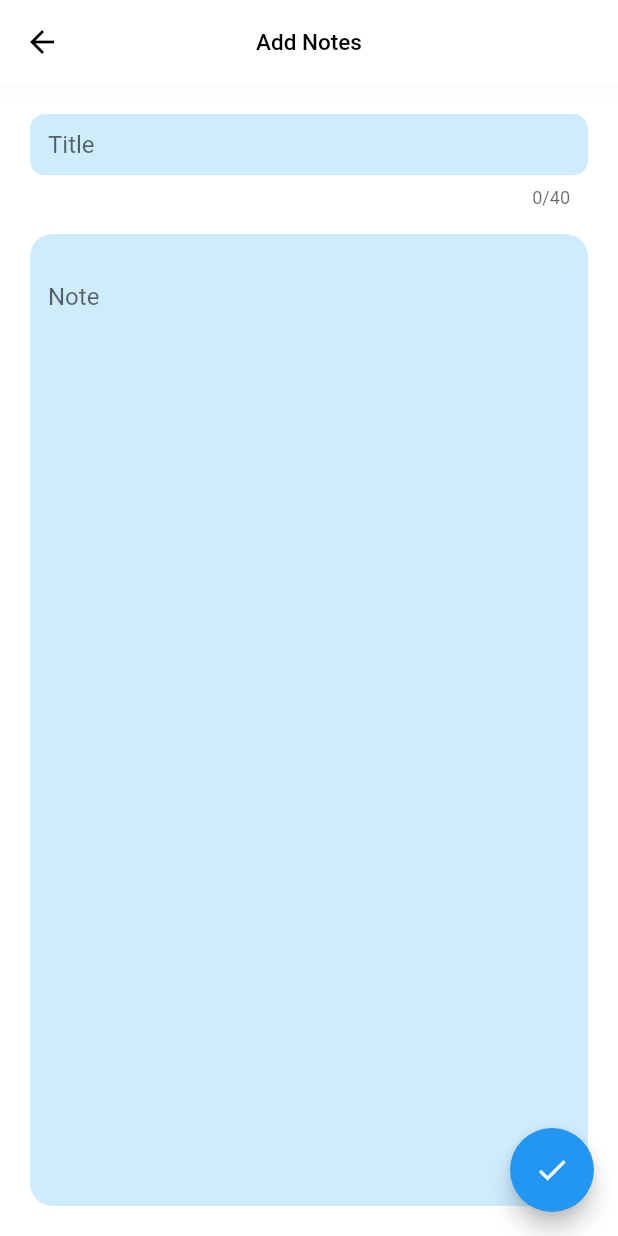
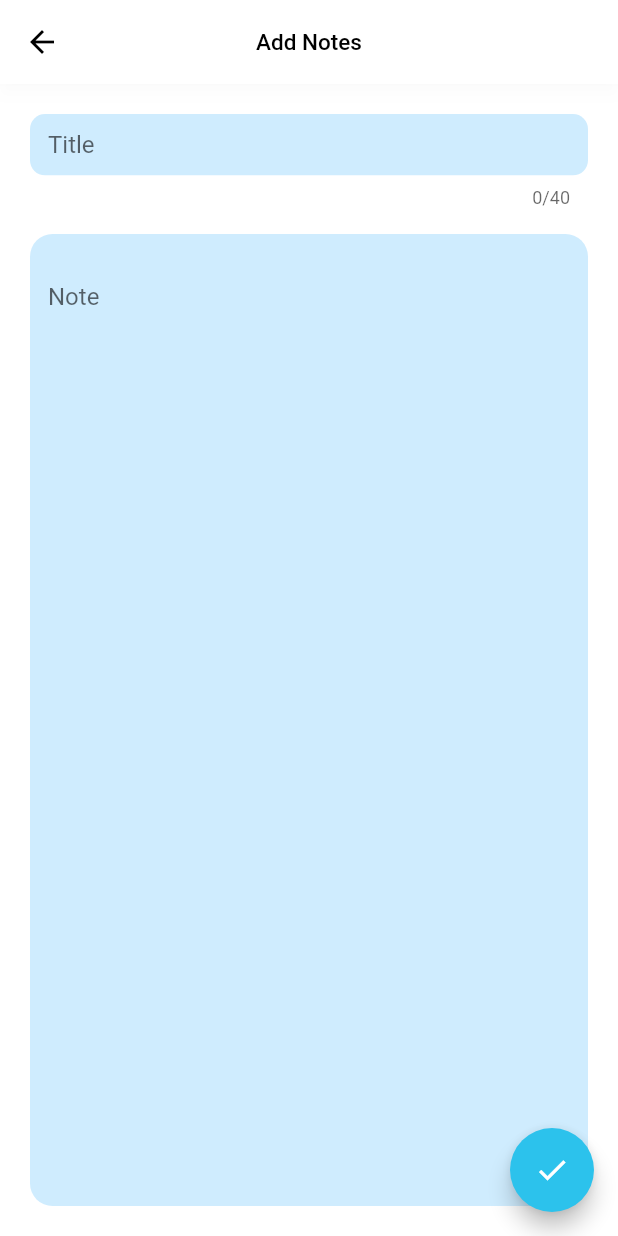
Before and after one commit to kefeh/note_takey, a Flutter app: the screen it shows after launch, after a tap on the "add" icon, on a phone screen of 412 x 824 dp. Run offline on Flutter 3.47's test engine with Material 2 defaults, Android fonts, the phone set to English and light mode, and no system bars.

Commit message:
adding the provider statemanagement and refactoring the code

```diff
--- a/lib/main.dart
+++ b/lib/main.dart
@@ -1,5 +1,8 @@
 import 'package:flutter/material.dart';
 import 'package:note_takey/screens/task_screen.dart';
+import 'package:provider/provider.dart';
+
+import 'models/task_data_change_notifier.dart';
 
 void main() {
   runApp(const MyApp());
@@ -10,8 +13,11 @@ class MyApp extends StatelessWidget {
 
   @override
   Widget build(BuildContext context) {
-    return const MaterialApp(
-      home: TasksScreen(),
+    return ChangeNotifierProvider<TaskData>(
+      create: (BuildContext context) => TaskData(),
+      child: const MaterialApp(
+        home: TasksScreen(),
+      ),
     );
   }
 }
--- /dev/null
+++ b/lib/models/colors_data.dart
@@ -0,0 +1,9 @@
+import 'package:flutter/material.dart';
+
+class ColorsData {
+  static const Color mainColor = Colors.white;
+  static const Color accentColor = Color(0xFFCFECFE);
+  static const Color accentColorSecondary = Color(0xFF2CC2EC);
+  static const Color textColor = Color(0xff0f1212);
+  static const Color searchColor = Color(0xFFF5F6FD);
+}
--- /dev/null
+++ b/lib/models/task_data_change_notifier.dart
@@ -0,0 +1,51 @@
+import 'dart:collection';
+
+import 'package:flutter/foundation.dart';
+import 'package:note_takey/models/task.dart';
+
+class TaskData extends ChangeNotifier {
+  List<Task> _taskItems = [
+    Task(
+      header: "Header",
+      body:
+          "We are definitely going to start from somewhere and it will be a series that will last us a couple of weeks. We will start with what a widget is and explore through other complex concepts and techniques.",
+      createdAt: "20th May",
+    ),
+    Task(
+      header: "Header",
+      body:
+          "State: state defines the condition of a system or entity at a specific time (or under specific conditions).",
+      createdAt: "20th May",
+    ),
+    Task(
+      header: "Header",
+      body: "Yeah that's obvious, you may say but is it?",
+      createdAt: "20th May",
+    ),
+    Task(
+      header: "Header",
+      body:
+          "In life, you may ask a very trivial question as, what's the state of water at room temperature? It's liquid, that's right, but does that mean that water is stateful? Yes sure, due to some external conditions, water is able to change its form or state.",
+      createdAt: "20th May",
+    ),
+    Task(
+      header: "Header",
+      body: "We are definitely going to start.",
+      createdAt: "20th May",
+    ),
+  ];
+
+  set setTaskItems(value) {
+    _taskItems = value;
+    notifyListeners();
+  }
+
+  UnmodifiableListView<Task> get taskItems => UnmodifiableListView(_taskItems);
+
+  get taskItemsCount => _taskItems.length;
+
+  void addTaskItems(Task value) {
+    _taskItems.add(value);
+    notifyListeners();
+  }
+}
--- a/lib/screens/add_task_screen.dart
+++ b/lib/screens/add_task_screen.dart
@@ -1,16 +1,16 @@
 import 'package:flutter/material.dart';
 import 'package:flutter/services.dart';
 import 'package:intl/intl.dart';
+import 'package:note_takey/models/colors_data.dart';
 import 'package:note_takey/models/task.dart';
+import 'package:note_takey/models/task_data_change_notifier.dart';
 import 'package:note_takey/widgets/staggered_card.dart';
+import 'package:provider/provider.dart';
 
 class AddTaskScreen extends StatefulWidget {
   const AddTaskScreen({
     Key? key,
-    required this.addListItems,
   }) : super(key: key);
-
-  final Function addListItems;
 
   @override
   State<AddTaskScreen> createState() => _AddTaskScreenState();
@@ -22,21 +22,14 @@ class _AddTaskScreenState extends State<AddTaskScreen> {
   String date = DateFormat.yMMMEd().format(DateTime.now());
 
   @override
-  void dispose() {
-    super.dispose();
-  }
-
-  @override
   Widget build(BuildContext context) {
-    const Color accentColor = Color(0xFFCFECFE);
-
     return SafeArea(
       child: Scaffold(
         appBar: AppBar(
           title: const Header(
             text: "Add Notes",
           ),
-          backgroundColor: Colors.white,
+          backgroundColor: ColorsData.mainColor,
           shadowColor: Colors.white12,
           iconTheme: const IconThemeData(
             color: Colors.black, //change your color here
@@ -45,17 +38,19 @@ class _AddTaskScreenState extends State<AddTaskScreen> {
         ),
         floatingActionButton: FloatingActionButton(
           onPressed: () {
-            widget.addListItems(
+            Provider.of<TaskData>(context, listen: false).addTaskItems(
               Task(
                 header: header,
                 body: body,
                 createdAt: date,
               ),
             );
+            Navigator.pop(context);
           },
           child: const Icon(Icons.check),
+          backgroundColor: ColorsData.accentColorSecondary,
         ),
-        backgroundColor: Colors.white,
+        backgroundColor: ColorsData.mainColor,
         body: Padding(
           padding: const EdgeInsets.all(20),
           child: Column(
@@ -71,7 +66,7 @@ class _AddTaskScreenState extends State<AddTaskScreen> {
                   maxLengthEnforcement:
                       MaxLengthEnforcement.truncateAfterCompositionEnds,
                   decoration: InputDecoration(
-                    fillColor: accentColor,
+                    fillColor: ColorsData.accentColor,
                     filled: true,
                     focusedBorder: OutlineInputBorder(
                       borderSide: BorderSide.none,
@@ -103,7 +98,7 @@ class _AddTaskScreenState extends State<AddTaskScreen> {
                       height: 1.8,
                     ),
                     decoration: InputDecoration(
-                      fillColor: accentColor,
+                      fillColor: ColorsData.accentColor,
                       filled: true,
                       focusedBorder: OutlineInputBorder(
                         borderSide: BorderSide.none,
--- a/lib/screens/task_screen.dart
+++ b/lib/screens/task_screen.dart
@@ -1,76 +1,26 @@
 import 'package:flutter/material.dart';
-import 'package:note_takey/models/task.dart';
+import 'package:note_takey/models/colors_data.dart';
 import 'package:note_takey/screens/add_task_screen.dart';
 import 'package:note_takey/widgets/search_form.dart';
 import 'package:note_takey/widgets/staggered_grid.dart';
 
-class TasksScreen extends StatefulWidget {
+class TasksScreen extends StatelessWidget {
   const TasksScreen({Key? key}) : super(key: key);
 
   @override
-  State<TasksScreen> createState() => _TasksScreenState();
-}
-
-class _TasksScreenState extends State<TasksScreen> {
-  List<Task> taskItems = [
-    Task(
-      header: "Header",
-      body:
-          "We are definitely going to start from somewhere and it will be a series that will last us a couple of weeks. We will start with what a widget is and explore through other complex concepts and techniques.",
-      createdAt: "20th May",
-    ),
-    Task(
-      header: "Header",
-      body:
-          "State: state defines the condition of a system or entity at a specific time (or under specific conditions).",
-      createdAt: "20th May",
-    ),
-    Task(
-      header: "Header",
-      body: "Yeah that's obvious, you may say but is it?",
-      createdAt: "20th May",
-    ),
-    Task(
-      header: "Header",
-      body:
-          "In life, you may ask a very trivial question as, what's the state of water at room temperature? It's liquid, that's right, but does that mean that water is stateful? Yes sure, due to some external conditions, water is able to change its form or state.",
-      createdAt: "20th May",
-    ),
-    Task(
-      header: "Header",
-      body: "We are definitely going to start.",
-      createdAt: "20th May",
-    ),
-  ];
-
-  void modifyListItems(Task taskItem) {
-    setState(() {
-      taskItems.add(taskItem);
-    });
-  }
-
-  @override
   Widget build(BuildContext context) {
-    const Color mainColor = Colors.white;
-    const Color accentColor = Color(0xFFCFECFE);
-    const Color accentColorSecondary = Color(0xFF2CC2EC);
-    const Color textColor = Color(0xff0f1212);
-    const Color searchColor = Color(0xFFF5F6FD);
-
     return Scaffold(
-      backgroundColor: mainColor,
+      backgroundColor: ColorsData.mainColor,
       floatingActionButton: FloatingActionButton(
         onPressed: () => {
           Navigator.push(
             context,
             MaterialPageRoute(
-              builder: (context) => AddTaskScreen(
-                addListItems: modifyListItems,
-              ),
+              builder: (context) => const AddTaskScreen(),
             ),
           )
         },
-        backgroundColor: accentColorSecondary,
+        backgroundColor: ColorsData.accentColorSecondary,
         child: const Icon(Icons.add),
       ),
       body: SafeArea(
@@ -90,19 +40,19 @@ class _TasksScreenState extends State<TasksScreen> {
                           child: Text(
                             "Hey milz,\nGood morning",
                             style: TextStyle(
-                              color: textColor,
+                              color: ColorsData.textColor,
                               fontWeight: FontWeight.w500,
                               fontSize: 20,
                             ),
                           ),
                         ),
                         CircleAvatar(
-                          backgroundColor: accentColor,
+                          backgroundColor: ColorsData.accentColor,
                           radius: 25.0,
                           child: Icon(
                             Icons.person,
                             size: 20.0,
-                            color: accentColorSecondary,
+                            color: ColorsData.accentColorSecondary,
                           ),
                         ),
                       ],
@@ -111,7 +61,7 @@ class _TasksScreenState extends State<TasksScreen> {
                   const SizedBox(
                     height: 20,
                   ),
-                  const SearchForm(searchColor: searchColor),
+                  const SearchForm(),
                   const SizedBox(
                     height: 20,
                   ),
@@ -120,12 +70,9 @@ class _TasksScreenState extends State<TasksScreen> {
               const SizedBox(
                 height: 10,
               ),
-              Expanded(
+              const Expanded(
                 child: SizedBox(
-                  child: StGridView(
-                    accentColor: accentColor,
-                    taskItems: taskItems,
-                  ),
+                  child: StGridView(),
                 ),
               ),
             ],
--- a/lib/widgets/search_form.dart
+++ b/lib/widgets/search_form.dart
@@ -1,12 +1,10 @@
 import 'package:flutter/material.dart';
+import 'package:note_takey/models/colors_data.dart';
 
 class SearchForm extends StatelessWidget {
   const SearchForm({
     Key? key,
-    required this.searchColor,
   }) : super(key: key);
-
-  final Color searchColor;
 
   @override
   Widget build(BuildContext context) {
@@ -15,19 +13,19 @@ class SearchForm extends StatelessWidget {
         height: 40,
         child: TextFormField(
           textAlignVertical: TextAlignVertical.center,
-          decoration: InputDecoration(
-            fillColor: searchColor,
+          decoration: const InputDecoration(
+            fillColor: ColorsData.searchColor,
             filled: true,
-            prefixIcon: const Icon(
+            prefixIcon: Icon(
               Icons.search,
               size: 30,
             ),
             hintText: "Search",
-            hintStyle: const TextStyle(
+            hintStyle: TextStyle(
               fontSize: 12,
               textBaseline: TextBaseline.alphabetic,
             ),
-            border: const OutlineInputBorder(
+            border: OutlineInputBorder(
               borderSide: BorderSide.none,
               borderRadius: BorderRadius.all(
                 Radius.circular(10),
--- a/lib/widgets/staggered_grid.dart
+++ b/lib/widgets/staggered_grid.dart
@@ -1,38 +1,33 @@
 import 'package:flutter/material.dart';
 import 'package:flutter_staggered_grid_view/flutter_staggered_grid_view.dart';
-import 'package:note_takey/models/task.dart';
+import 'package:note_takey/models/task_data_change_notifier.dart';
 import 'package:note_takey/widgets/staggered_card.dart';
+import 'package:provider/provider.dart';
 
-class StGridView extends StatefulWidget {
+class StGridView extends StatelessWidget {
   const StGridView({
     Key? key,
-    required this.accentColor,
-    required this.taskItems,
   }) : super(key: key);
 
-  final Color accentColor;
-  final List<Task> taskItems;
-
-  @override
-  State<StGridView> createState() => _StGridViewState();
-}
-
-class _StGridViewState extends State<StGridView> {
   @override
   Widget build(BuildContext context) {
+    return Consumer<TaskData>(
+      builder: (BuildContext context, taskData, Widget? child) {
         return StaggeredGridView.countBuilder(
           crossAxisCount: 2,
           crossAxisSpacing: 22,
           mainAxisSpacing: 22,
-      itemCount: widget.taskItems.length,
+          itemCount: taskData.taskItems.length,
           itemBuilder: (context, index) {
             return CardItem(
-          task: widget.taskItems[index],
+              task: taskData.taskItems[index],
             );
           },
           staggeredTileBuilder: (index) {
             return const StaggeredTile.fit(1);
           },
         );
+      },
+    );
   }
 }
--- a/pubspec.yaml
+++ b/pubspec.yaml
@@ -32,6 +32,7 @@ dependencies:
   cupertino_icons: ^1.0.2
   flutter_staggered_grid_view: ^0.4.0
   intl: ^0.17.0
+  provider: ^5.0.0
 
 dev_dependencies:
   flutter_test:
```
Also changed, not shown: pubspec.lock. Lines whose indentation alone changed are shown as unchanged.
